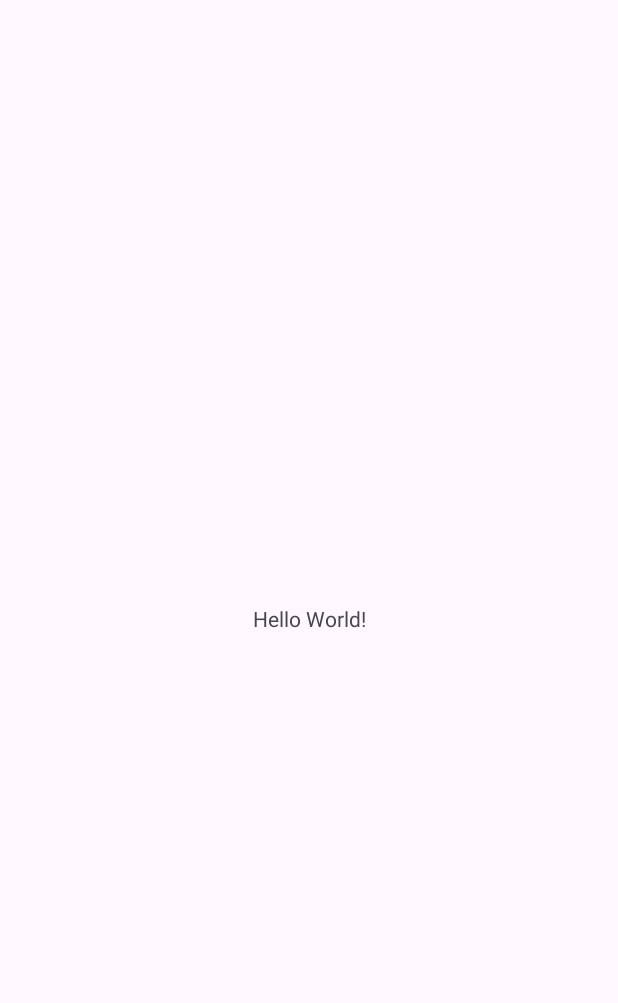
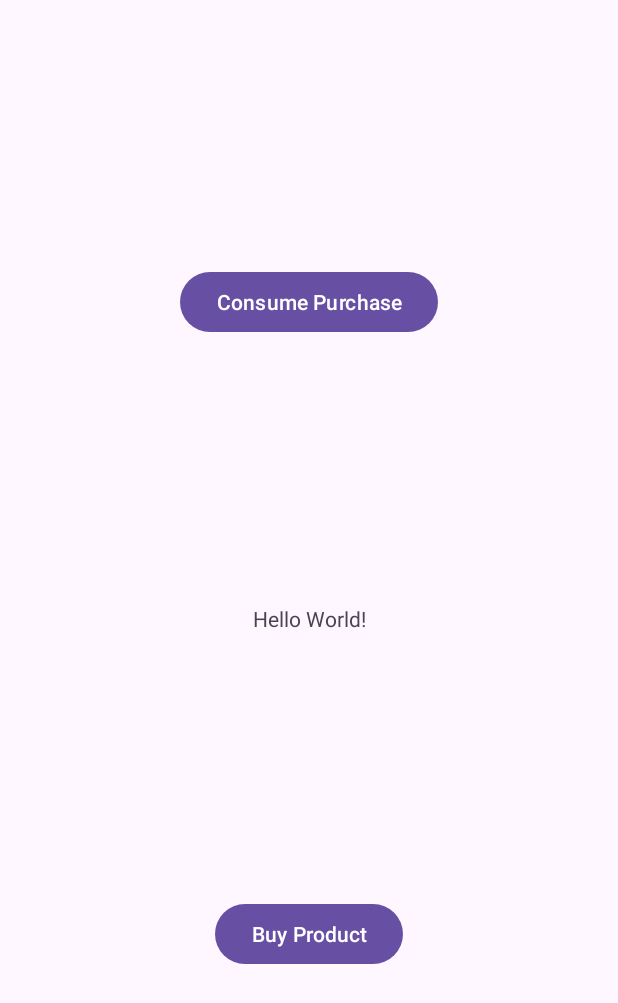
Before and after one commit to t0in4/InAppPurchase, an Android app: the screen it shows after launch (MainActivity), on a phone screen of 412 x 824 dp. Before the commit the part shown is almost empty. Shown: the top 1003 px of the screen. Run offline under Robolectric (Android 15) with nearby library versions, the phone set to English and light mode, and no system bars.

Commit message:
designing UI

```diff
--- a/app/src/main/res/layout/activity_main.xml
+++ b/app/src/main/res/layout/activity_main.xml
@@ -7,12 +7,38 @@
     tools:context=".MainActivity">
 
     <TextView
+        android:id="@+id/statusText"
         android:layout_width="wrap_content"
         android:layout_height="wrap_content"
         android:text="Hello World!"
-        app:layout_constraintBottom_toBottomOf="parent"
+        app:layout_constraintBottom_toTopOf="@+id/buyButton"
         app:layout_constraintEnd_toEndOf="parent"
+        app:layout_constraintHorizontal_bias="0.5"
+        app:layout_constraintStart_toStartOf="parent"
+        app:layout_constraintTop_toBottomOf="@+id/consumeButton" />
+
+    <Button
+        android:id="@+id/consumeButton"
+        android:layout_width="wrap_content"
+        android:layout_height="wrap_content"
+        android:onClick="consumePurchase"
+        android:text="@string/btn_purchase"
+        app:layout_constraintBottom_toTopOf="@+id/statusText"
+        app:layout_constraintEnd_toEndOf="parent"
+        app:layout_constraintHorizontal_bias="0.5"
         app:layout_constraintStart_toStartOf="parent"
         app:layout_constraintTop_toTopOf="parent" />
 
+    <Button
+        android:id="@+id/buyButton"
+        android:layout_width="wrap_content"
+        android:layout_height="wrap_content"
+        android:onClick="makePurchase"
+        android:text="@string/btn_buy"
+        app:layout_constraintBottom_toBottomOf="parent"
+        app:layout_constraintEnd_toEndOf="parent"
+        app:layout_constraintHorizontal_bias="0.5"
+        app:layout_constraintStart_toStartOf="parent"
+        app:layout_constraintTop_toBottomOf="@+id/statusText" />
+
 </androidx.constraintlayout.widget.ConstraintLayout>
--- a/app/src/main/res/values/strings.xml
+++ b/app/src/main/res/values/strings.xml
@@ -1,3 +1,5 @@
 <resources>
     <string name="app_name">InAppPurchase</string>
+    <string name="btn_purchase">Consume Purchase</string>
+    <string name="btn_buy">Buy Product</string>
 </resources>
```
